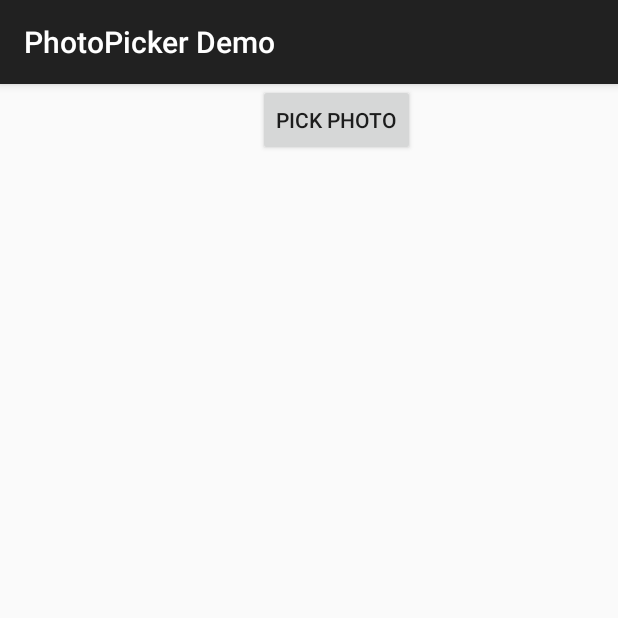
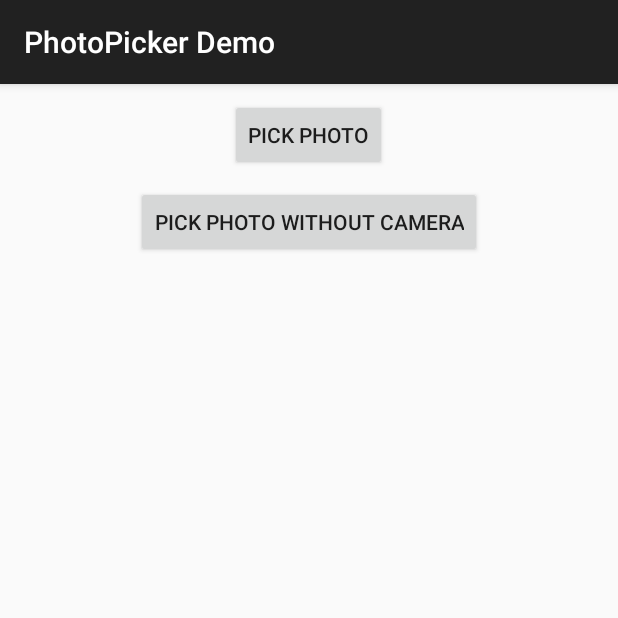
Before and after one commit to donglua/PhotoPicker, an Android app: the screen it shows after launch (MainActivity), on a phone screen of 412 x 824 dp, the top half of it. Run offline under Robolectric (Android 15) with nearby library versions, the phone set to English and light mode, and no system bars; pictures from the network do not load.

Commit message:
新增 可配置拍照按照是否显示

```diff
--- a/PhotoPicker/src/main/java/me/iwf/photopicker/PhotoPagerActivity.java
+++ b/PhotoPicker/src/main/java/me/iwf/photopicker/PhotoPagerActivity.java
@@ -51,7 +51,6 @@ public class PhotoPagerActivity extends AppCompatActivity {
     if (Build.VERSION.SDK_INT >= Build.VERSION_CODES.LOLLIPOP) {
       actionBar.setElevation(25);
     }
-
 
 
     pagerFragment.getViewPager().addOnPageChangeListener(new ViewPager.OnPageChangeListener() {
@@ -146,7 +145,7 @@ public class PhotoPagerActivity extends AppCompatActivity {
 
   public void updateActionBarTitle() {
     actionBar.setTitle(
-        getString(R.string.image_index, pagerFragment.getCurrentItem() + 1,
+        getString(R.string.image_index, pagerFragment.getViewPager().getCurrentItem() + 1,
             pagerFragment.getPaths().size()));
   }
 }
--- a/PhotoPicker/src/main/java/me/iwf/photopicker/PhotoPickerActivity.java
+++ b/PhotoPicker/src/main/java/me/iwf/photopicker/PhotoPickerActivity.java
@@ -19,6 +19,7 @@ public class PhotoPickerActivity extends AppCompatActivity {
   private ImagePagerFragment imagePagerFragment;
 
   public final static String EXTRA_MAX_COUNT     = "MAX_COUNT";
+  public final static String EXTRA_SHOW_CAMERA    = "MAX_COUNT";
   public final static String KEY_SELECTED_PHOTOS = "SELECTED_PHOTOS";
 
   private MenuItem menuDoneItem;
@@ -45,9 +46,11 @@ public class PhotoPickerActivity extends AppCompatActivity {
     }
 
     maxCount = getIntent().getIntExtra(EXTRA_MAX_COUNT, DEFAULT_MAX_COUNT);
+    boolean showCamera = getIntent().getBooleanExtra(EXTRA_SHOW_CAMERA, true);
 
     pickerFragment =
         (PhotoPickerFragment) getSupportFragmentManager().findFragmentById(R.id.photoPickerFragment);
+    pickerFragment.getPhotoGridAdapter().setShowCamera(showCamera);
 
     pickerFragment.getPhotoGridAdapter().setOnItemCheckListener(new OnItemCheckListener() {
       @Override public boolean OnItemCheck(int position, String path, final boolean isCheck, int selectedItemCount) {
--- a/PhotoPicker/src/main/java/me/iwf/photopicker/adapter/PhotoPagerAdapter.java
+++ b/PhotoPicker/src/main/java/me/iwf/photopicker/adapter/PhotoPagerAdapter.java
@@ -83,4 +83,5 @@ public class PhotoPagerAdapter extends PagerAdapter {
 
   @Override
   public int getItemPosition (Object object) { return POSITION_NONE; }
+
 }
--- a/photopickerdemo/src/main/java/me/iwf/PhotoPickerDemo/MainActivity.java
+++ b/photopickerdemo/src/main/java/me/iwf/PhotoPickerDemo/MainActivity.java
@@ -10,6 +10,7 @@ import android.view.View;
 import java.util.ArrayList;
 import java.util.List;
 import me.iwf.photopicker.PhotoPickerActivity;
+import me.iwf.photopicker.utils.PhotoPickerIntent;
 
 public class MainActivity extends ActionBarActivity {
 
@@ -32,14 +33,25 @@ public class MainActivity extends ActionBarActivity {
     recyclerView.setLayoutManager(new StaggeredGridLayoutManager(4, OrientationHelper.VERTICAL));
     recyclerView.setAdapter(photoAdapter);
 
-    final Intent intent = new Intent(MainActivity.this, PhotoPickerActivity.class);
-    intent.putExtra(PhotoPickerActivity.EXTRA_MAX_COUNT, 9);
 
     findViewById(R.id.button).setOnClickListener(new View.OnClickListener() {
       @Override public void onClick(View view) {
+        PhotoPickerIntent intent = new PhotoPickerIntent(MainActivity.this, PhotoPickerActivity.class);
+        intent.setPhotoCount(9);
         startActivityForResult(intent, REQUEST_CODE);
       }
     });
+
+
+    findViewById(R.id.button_no_camera).setOnClickListener(new View.OnClickListener() {
+      @Override public void onClick(View v) {
+        PhotoPickerIntent intent = new PhotoPickerIntent(MainActivity.this, PhotoPickerActivity.class);
+        intent.setPhotoCount(9);
+        intent.setShowCamera(false);
+        startActivityForResult(intent, REQUEST_CODE);
+      }
+    });
+
   }
 
 
--- a/photopickerdemo/src/main/res/layout/activity_main.xml
+++ b/photopickerdemo/src/main/res/layout/activity_main.xml
@@ -6,19 +6,26 @@
     >
 
   <Button
+      android:layout_marginTop="10dip"
       android:layout_width="wrap_content"
       android:layout_height="wrap_content"
       android:text="@string/pick_photo"
       android:id="@+id/button"
-      android:layout_alignParentRight="true"
-      android:layout_alignParentEnd="true"
-      android:layout_marginRight="135dp"
-      android:layout_marginEnd="135dp"
+      android:layout_centerHorizontal="true"
+      />
+  <Button
+      android:layout_below="@id/button"
+      android:layout_marginTop="10dip"
+      android:layout_width="wrap_content"
+      android:layout_height="wrap_content"
+      android:text="@string/pick_photo_without_camera"
+      android:id="@+id/button_no_camera"
+      android:layout_centerHorizontal="true"
       />
 
   <android.support.v7.widget.RecyclerView
       android:id="@+id/recycler_view"
-      android:layout_below="@id/button"
+      android:layout_below="@id/button_no_camera"
       android:layout_width="match_parent"
       android:layout_height="match_parent"
       />
--- a/photopickerdemo/src/main/res/values/strings.xml
+++ b/photopickerdemo/src/main/res/values/strings.xml
@@ -1,4 +1,5 @@
 <resources>
     <string name="app_name">PhotoPicker Demo</string>
     <string name="pick_photo">Pick Photo</string>
+    <string name="pick_photo_without_camera">Pick Photo Without Camera</string>
 </resources>
```
Also changed, not shown: PhotoPicker/src/main/java/me/iwf/photopicker/utils/PhotoPickerIntent.java (added, +42 -0 lines), 2 other files.
